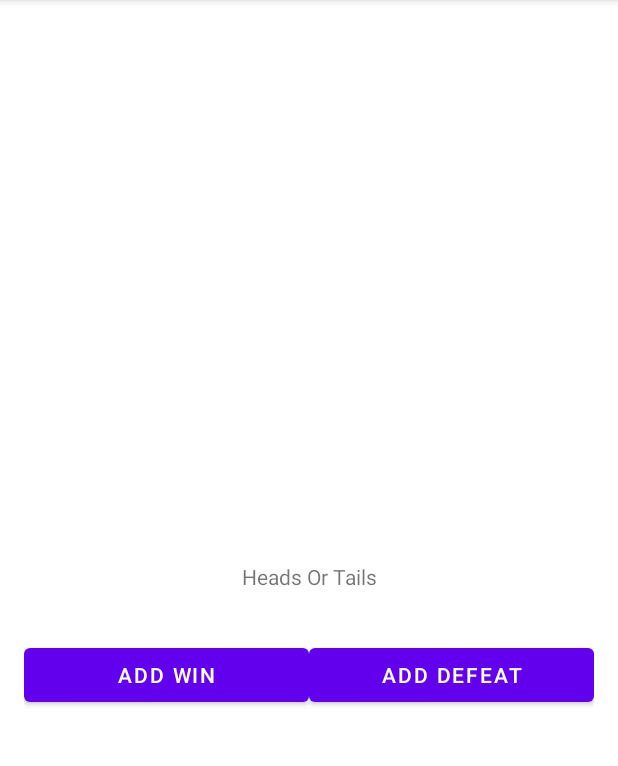
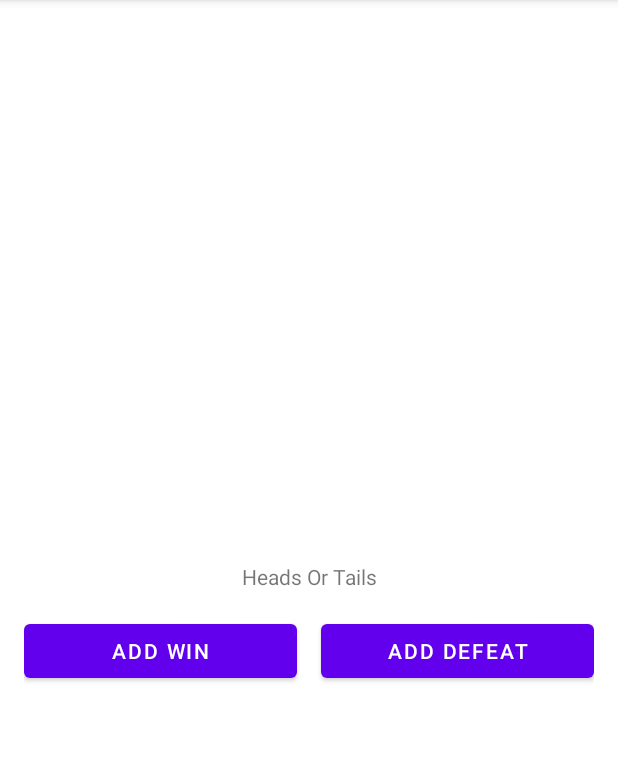
Before and after one commit to Gustavo-F/Programacao-Dispositivos-Moveis, an Android app: the HeadsTailsFragment screen opened through its navigation route, on a phone screen of 412 x 824 dp, the part 84-850 px from its top. Run offline under Robolectric (Android 15) with nearby library versions, the phone set to English and light mode, and no system bars.

Commit message:
Ajustado LinearLayouts e botões

```diff
--- a/AppGames/app/src/main/res/layout/fragment_heads_tails.xml
+++ b/AppGames/app/src/main/res/layout/fragment_heads_tails.xml
@@ -19,7 +19,6 @@
     <LinearLayout
         android:layout_width="match_parent"
         android:layout_height="wrap_content"
-        android:layout_marginTop="16dp"
         android:orientation="horizontal"
         android:padding="16dp"
         app:layout_constraintTop_toBottomOf="@+id/headsTailsTextView">
@@ -28,19 +27,17 @@
             android:id="@+id/addWinButton"
             android:layout_width="match_parent"
             android:layout_height="wrap_content"
+            android:layout_marginRight="8dp"
             android:layout_weight="1"
-            android:text="@string/add_win"
-            tools:ignore="ButtonStyle"
-            tools:layout_marginRight="8dp" />
+            android:text="@string/add_win" />
 
         <Button
             android:id="@+id/addDefeatButton"
             android:layout_width="match_parent"
             android:layout_height="wrap_content"
+            android:layout_marginLeft="8dp"
             android:layout_weight="1"
-            android:text="@string/add_defeat"
-            tools:ignore="ButtonStyle"
-            tools:layout_marginLeft="8dp" />
+            android:text="@string/add_defeat" />
     </LinearLayout>
 
 </androidx.constraintlayout.widget.ConstraintLayout>
```
Also changed, not shown: AppGames/app/src/main/res/layout/fragment_login.xml (+3 -4 lines).
